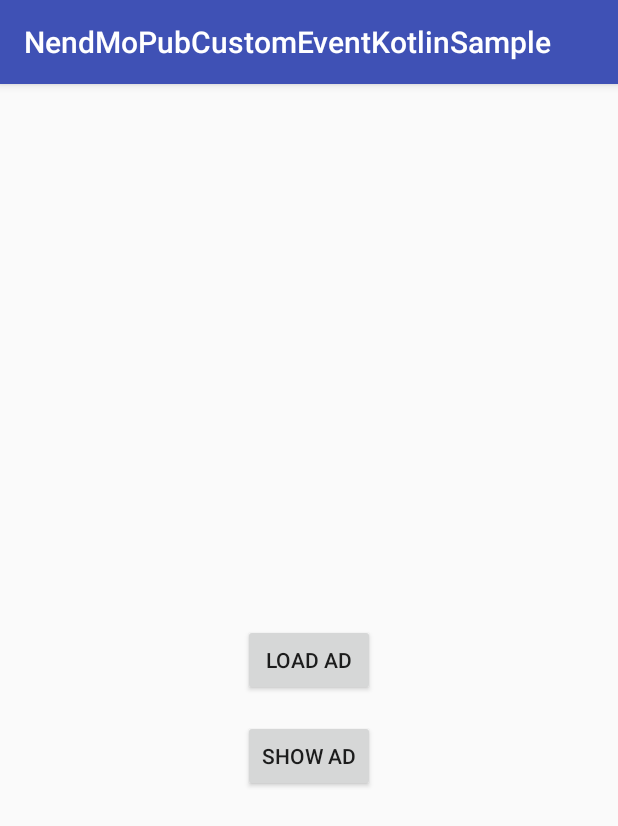
After one commit to fan-t-fukuoka/nendSDK-Android-MoPub-CustomEvent, an Android app: the InterstitialVideoActivity screen opened directly, with no data from a screen before it, on a phone screen of 412 x 824 dp. The commit adds this screen. Shown: the top 826 px of the screen. Run offline under Robolectric (Android 15) with nearby library versions, the phone set to English and light mode, and no system bars; libraries missing offline, so code that uses them is left out: com.mopub.mobileads, net.nend.android.

Commit message:
Added sample for ver1.2.0.

```diff
--- a/Sample/java-sample/build.gradle
+++ b/Sample/java-sample/build.gradle
@@ -22,9 +22,9 @@ android {
 
 dependencies {
     implementation fileTree(dir: 'libs', include: ['*.jar'])
-    implementation ('com.android.support:appcompat-v7:27.0.2') {
+    implementation('com.android.support:appcompat-v7:27.0.2') {
         exclude module: 'support-v4'
     }
     implementation 'com.android.support.constraint:constraint-layout:1.0.2'
-    implementation 'net.nend.android:nend-custom-event-mopub:1.1.0'
+    implementation 'net.nend.android:nend-custom-event-mopub:1.2.0'
 }
--- a/Sample/java-sample/src/main/java/net/nend/customevent/mopub/SelectAdTypeActivity.java
+++ b/Sample/java-sample/src/main/java/net/nend/customevent/mopub/SelectAdTypeActivity.java
@@ -14,7 +14,9 @@ public class SelectAdTypeActivity extends ListActivity {
     private static final List<Class> SAMPLE_ACTIVITIES = new ArrayList<Class>() {
         {
             add(BannerActivity.class);
+            add(InterstitialActivity.class);
             add(RewardedVideoActivity.class);
+            add(InterstitialVideoActivity.class);
         }
     };
 
--- a/Sample/java-sample/src/main/res/values/sample.xml
+++ b/Sample/java-sample/src/main/res/values/sample.xml
@@ -3,7 +3,9 @@
 
     <string-array name="type">
         <item>Banner</item>
+        <item>Interstitial</item>
         <item>Rewarded Video</item>
+        <item>Interstitial Video</item>
     </string-array>
 
 </resources>
--- a/Sample/kotlin-sample/build.gradle
+++ b/Sample/kotlin-sample/build.gradle
@@ -29,9 +29,9 @@ android {
 dependencies {
     implementation fileTree(dir: 'libs', include: ['*.jar'])
     implementation "org.jetbrains.kotlin:kotlin-stdlib-jre7:$kotlin_version"
-    implementation ('com.android.support:appcompat-v7:27.0.2') {
+    implementation('com.android.support:appcompat-v7:27.0.2') {
         exclude module: 'support-v4'
     }
     implementation 'com.android.support.constraint:constraint-layout:1.0.2'
-    implementation 'net.nend.android:nend-custom-event-mopub:1.1.0'
+    implementation 'net.nend.android:nend-custom-event-mopub:1.2.0'
 }
--- /dev/null
+++ b/Sample/kotlin-sample/src/main/java/net/nend/customevent/mopub/InterstitialVideoActivity.kt
@@ -0,0 +1,80 @@
+package net.nend.customevent.mopub
+
+import android.os.Bundle
+import android.support.v7.app.AppCompatActivity
+import android.view.View
+import android.widget.Toast
+import com.mopub.mobileads.MoPubErrorCode
+import com.mopub.mobileads.MoPubInterstitial
+import net.nend.android.mopub.customevent.NendMediationSettings
+
+class InterstitialVideoActivity : AppCompatActivity() {
+
+    private var interstitial: MoPubInterstitial? = null
+
+    private val adListener = object : MoPubInterstitial.InterstitialAdListener {
+        override fun onInterstitialLoaded(interstitial: MoPubInterstitial) {
+            showToast("Interstitial Load Success: $interstitial", Toast.LENGTH_SHORT)
+        }
+
+        override fun onInterstitialFailed(interstitial: MoPubInterstitial, errorCode: MoPubErrorCode) {
+            showToast("Interstitial Load Failure: $interstitial\n errorCode: $errorCode", Toast.LENGTH_LONG)
+        }
+
+        override fun onInterstitialShown(interstitial: MoPubInterstitial) {
+            showToast("Interstitial shown: $interstitial", Toast.LENGTH_SHORT)
+        }
+
+        override fun onInterstitialClicked(interstitial: MoPubInterstitial) {
+            showToast("Interstitial clicked: $interstitial", Toast.LENGTH_SHORT)
+        }
+
+        override fun onInterstitialDismissed(interstitial: MoPubInterstitial) {
+            showToast("Interstitial dismissed: $interstitial", Toast.LENGTH_SHORT)
+        }
+    }
+
+    override fun onCreate(savedInstanceState: Bundle?) {
+        super.onCreate(savedInstanceState)
+        setContentView(R.layout.activity_interstitial_video)
+
+        findViewById<View>(R.id.bt_load).setOnClickListener {
+            interstitial = MoPubInterstitial(this, MOPUB_AD_UNIT_ID).apply {
+                interstitialAdListener = adListener
+
+                val settings = NendMediationSettings.Builder()
+                        .setUserId("you user id")
+                        .setAge(18)
+                        .setBirthday(2000, 1, 1)
+                        .setGender(NendMediationSettings.GENDER_MALE)
+                        .addCustomFeature("customIntParam", 123)
+                        .addCustomFeature("customDoubleParam", 123.45)
+                        .addCustomFeature("customStringParam", "test")
+                        .addCustomFeature("customBooleanParam", true)
+                        .build()
+                load()
+            }
+        }
+
+        findViewById<View>(R.id.bt_show).setOnClickListener {
+            interstitial?.let {
+                if (it.isReady) {
+                    it.show()
+                }
+            }
+        }
+    }
+
+    override fun onDestroy() {
+        interstitial?.destroy()
+        super.onDestroy()
+    }
+
+    private fun showToast(message: String, duration: Int) {
+        Toast.makeText(this, message, duration).show()
+    }
+
+    companion object {
+        const val MOPUB_AD_UNIT_ID = "f555fedbdaaf48e4998a00769971fa4f"
+    }
+}
--- a/Sample/kotlin-sample/src/main/java/net/nend/customevent/mopub/RewardedVideoActivity.kt
+++ b/Sample/kotlin-sample/src/main/java/net/nend/customevent/mopub/RewardedVideoActivity.kt
@@ -9,7 +9,7 @@ import com.mopub.common.MoPubReward
 import com.mopub.mobileads.MoPubErrorCode
 import com.mopub.mobileads.MoPubRewardedVideoListener
 import com.mopub.mobileads.MoPubRewardedVideos
-import net.nend.android.mopub.customevent.NendRewardedVideoCustomEvent
+import net.nend.android.mopub.customevent.NendMediationSettings
 
 class RewardedVideoActivity : AppCompatActivity() {
 
@@ -51,11 +51,11 @@ class RewardedVideoActivity : AppCompatActivity() {
         MoPubRewardedVideos.setRewardedVideoListener(mopubRewardedListener)
 
         findViewById<View>(R.id.bt_load).setOnClickListener {
-            val settings = NendRewardedVideoCustomEvent.NendInstanceMediationSettings.Builder()
+            val settings = NendMediationSettings.Builder()
                     .setUserId("you user id")
                     .setAge(18)
                     .setBirthday(2000, 1, 1)
-                    .setGender(NendRewardedVideoCustomEvent.GENDER_MALE)
+                    .setGender(NendMediationSettings.GENDER_MALE)
                     .addCustomFeature("customIntParam", 123)
                     .addCustomFeature("customDoubleParam", 123.45)
                     .addCustomFeature("customStringParam", "test")
--- /dev/null
+++ b/Sample/kotlin-sample/src/main/res/layout/activity_interstitial_video.xml
@@ -0,0 +1,32 @@
+<?xml version="1.0" encoding="utf-8"?>
+<android.support.constraint.ConstraintLayout
+    xmlns:android="http://schemas.android.com/apk/res/android"
+    xmlns:app="http://schemas.android.com/apk/res-auto"
+    xmlns:tools="http://schemas.android.com/tools"
+    android:layout_width="match_parent"
+    android:layout_height="match_parent"
+    tools:context=".InterstitialVideoActivity">
+
+    <Button
+        android:id="@+id/bt_load"
+        android:layout_width="wrap_content"
+        android:layout_height="wrap_content"
+        android:text="Load Ad"
+        app:layout_constraintBottom_toBottomOf="parent"
+        app:layout_constraintEnd_toEndOf="parent"
+        app:layout_constraintHorizontal_bias="0.5"
+        app:layout_constraintStart_toStartOf="parent"
+        app:layout_constraintTop_toTopOf="parent"/>
+
+    <Button
+        android:id="@+id/bt_show"
+        android:layout_width="wrap_content"
+        android:layout_height="wrap_content"
+        android:layout_marginTop="16dp"
+        android:text="Show Ad"
+        app:layout_constraintEnd_toEndOf="parent"
+        app:layout_constraintHorizontal_bias="0.5"
+        app:layout_constraintStart_toStartOf="parent"
+        app:layout_constraintTop_toBottomOf="@+id/bt_load"/>
+
+</android.support.constraint.ConstraintLayout>
--- a/Sample/kotlin-sample/src/main/res/values/sample.xml
+++ b/Sample/kotlin-sample/src/main/res/values/sample.xml
@@ -3,7 +3,9 @@
 
     <string-array name="type">
         <item>Banner</item>
+        <item>Interstitial</item>
         <item>Rewarded Video</item>
+        <item>Interstitial Video</item>
     </string-array>
 
 </resources>
```
Also changed, not shown: Sample/java-sample/src/main/AndroidManifest.xml (+8 -0 lines), Sample/java-sample/src/main/java/net/nend/customevent/mopub/InterstitialActivity.java (added, +78 -0 lines), Sample/java-sample/src/main/java/net/nend/customevent/mopub/InterstitialVideoActivity.java (added, +92 -0 lines), Sample/java-sample/src/main/java/net/nend/customevent/mopub/RewardedVideoActivity.java (+4 -4 lines), Sample/java-sample/src/main/res/layout/activity_interstitial.xml (added, +32 -0 lines), Sample/java-sample/src/main/res/layout/activity_interstitial_video.xml (added, +32 -0 lines), Sample/kotlin-sample/src/main/AndroidManifest.xml (+8 -0 lines), Sample/kotlin-sample/src/main/java/net/nend/customevent/mopub/InterstitialActivity.kt (added, +68 -0 lines), Sample/kotlin-sample/src/main/java/net/nend/customevent/mopub/SelectAdTypeActivity.kt (+8 -2 lines), Sample/kotlin-sample/src/main/res/layout/activity_interstitial.xml (added, +32 -0 lines).
